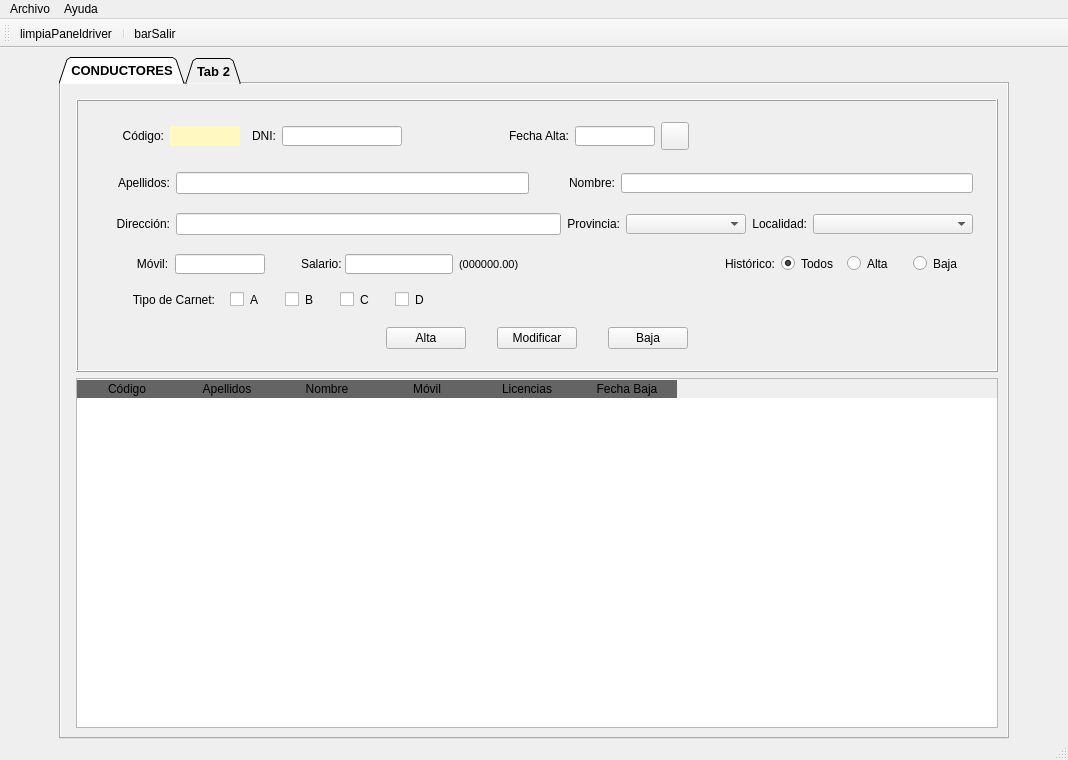
Qt form templates/MainWindow.ui (XoanCarlos/perezgonzalez2324) before a commit.
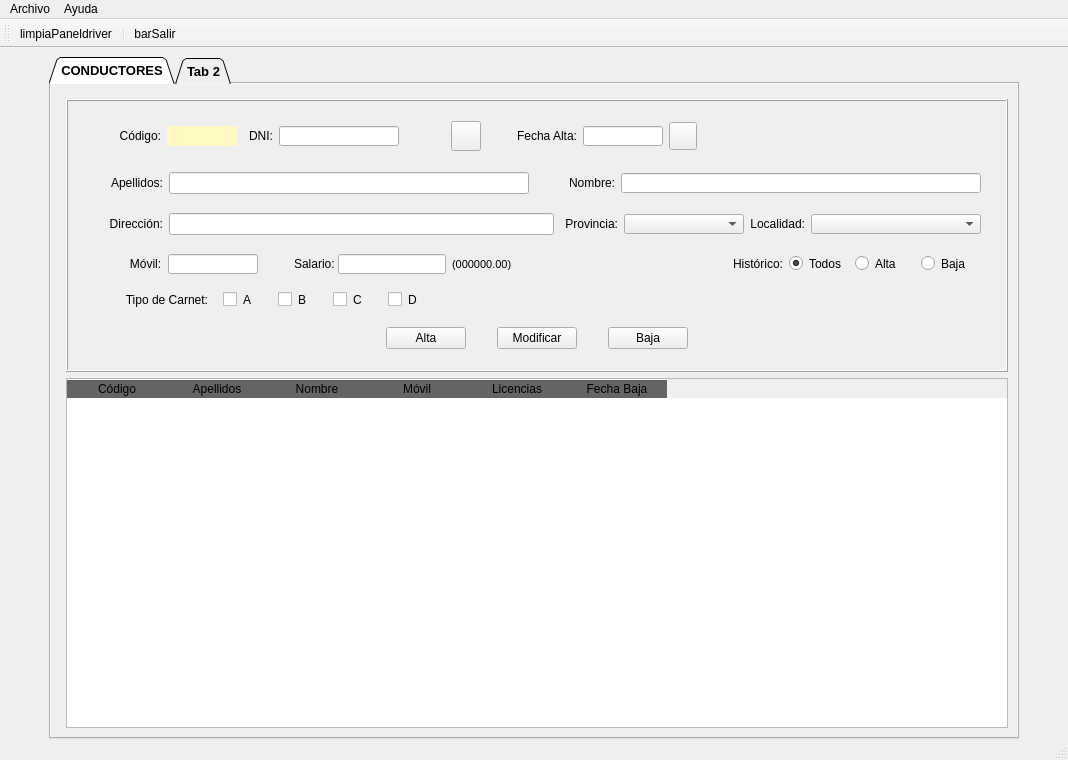
The same form after that commit. Icons and pictures are not drawn.

The edit to the form file:
```diff
--- a/templates/MainWindow.ui
+++ b/templates/MainWindow.ui
@@ -68,7 +68,7 @@
       </property>
       <property name="sizeHint" stdset="0">
        <size>
-        <width>50</width>
+        <width>40</width>
         <height>20</height>
        </size>
       </property>
@@ -667,7 +667,7 @@
                 <widget class="QComboBox" name="cmbMuni">
                  <property name="minimumSize">
                   <size>
-                   <width>160</width>
+                   <width>170</width>
                    <height>20</height>
                   </size>
                  </property>
@@ -766,28 +766,6 @@
              </item>
              <item row="0" column="0" colspan="3">
               <layout class="QGridLayout" name="gridLayout_3">
-               <item row="0" column="6">
-                <widget class="QLabel" name="lblDatadriver">
-                 <property name="minimumSize">
-                  <size>
-                   <width>90</width>
-                   <height>20</height>
-                  </size>
-                 </property>
-                 <property name="maximumSize">
-                  <size>
-                   <width>110</width>
-                   <height>20</height>
-                  </size>
-                 </property>
-                 <property name="text">
-                  <string>Fecha Alta:</string>
-                 </property>
-                 <property name="alignment">
-                  <set>Qt::AlignRight|Qt::AlignTrailing|Qt::AlignVCenter</set>
-                 </property>
-                </widget>
-               </item>
                <item row="0" column="3">
                 <widget class="QLabel" name="lblDni">
                  <property name="minimumSize">
@@ -810,6 +788,75 @@
                  </property>
                 </widget>
                </item>
+               <item row="0" column="7">
+                <widget class="QLabel" name="lblDatadriver">
+                 <property name="minimumSize">
+                  <size>
+                   <width>90</width>
+                   <height>20</height>
+                  </size>
+                 </property>
+                 <property name="maximumSize">
+                  <size>
+                   <width>110</width>
+                   <height>20</height>
+                  </size>
+                 </property>
+                 <property name="text">
+                  <string>Fecha Alta:</string>
+                 </property>
+                 <property name="alignment">
+                  <set>Qt::AlignRight|Qt::AlignTrailing|Qt::AlignVCenter</set>
+                 </property>
+                </widget>
+               </item>
+               <item row="0" column="9">
+                <widget class="QLineEdit" name="txtDatadriver">
+                 <property name="sizePolicy">
+                  <sizepolicy hsizetype="Preferred" vsizetype="Fixed">
+                   <horstretch>0</horstretch>
+                   <verstretch>0</verstretch>
+                  </sizepolicy>
+                 </property>
+                 <property name="minimumSize">
+                  <size>
+                   <width>80</width>
+                   <height>20</height>
+                  </size>
+                 </property>
+                 <property name="maximumSize">
+                  <size>
+                   <width>60</width>
+                   <height>20</height>
+                  </size>
+                 </property>
+                 <property name="alignment">
+                  <set>Qt::AlignCenter</set>
+                 </property>
+                </widget>
+               </item>
+               <item row="0" column="1">
+                <widget class="QLabel" name="lblCod">
+                 <property name="minimumSize">
+                  <size>
+                   <width>50</width>
+                   <height>20</height>
+                  </size>
+                 </property>
+                 <property name="maximumSize">
+                  <size>
+                   <width>40</width>
+                   <height>16777215</height>
+                  </size>
+                 </property>
+                 <property name="text">
+                  <string>Código:</string>
+                 </property>
+                 <property name="alignment">
+                  <set>Qt::AlignRight|Qt::AlignTrailing|Qt::AlignVCenter</set>
+                 </property>
+                </widget>
+               </item>
                <item row="0" column="2">
                 <widget class="QLabel" name="lblcodbd">
                  <property name="minimumSize">
@@ -835,54 +882,7 @@
                  </property>
                 </widget>
                </item>
-               <item row="0" column="1">
-                <widget class="QLabel" name="lblCod">
-                 <property name="minimumSize">
-                  <size>
-                   <width>50</width>
-                   <height>20</height>
-                  </size>
-                 </property>
-                 <property name="maximumSize">
-                  <size>
-                   <width>40</width>
-                   <height>16777215</height>
-                  </size>
-                 </property>
-                 <property name="text">
-                  <string>Código:</string>
-                 </property>
-                 <property name="alignment">
-                  <set>Qt::AlignRight|Qt::AlignTrailing|Qt::AlignVCenter</set>
-                 </property>
-                </widget>
-               </item>
-               <item row="0" column="8">
-                <widget class="QLineEdit" name="txtDatadriver">
-                 <property name="sizePolicy">
-                  <sizepolicy hsizetype="Preferred" vsizetype="Fixed">
-                   <horstretch>0</horstretch>
-                   <verstretch>0</verstretch>
-                  </sizepolicy>
-                 </property>
-                 <property name="minimumSize">
-                  <size>
-                   <width>80</width>
-                   <height>20</height>
-                  </size>
-                 </property>
-                 <property name="maximumSize">
-                  <size>
-                   <width>60</width>
-                   <height>20</height>
-                  </size>
-                 </property>
-                 <property name="alignment">
-                  <set>Qt::AlignCenter</set>
-                 </property>
-                </widget>
-               </item>
-               <item row="0" column="9">
+               <item row="0" column="10">
                 <widget class="QPushButton" name="btnCalendar">
                  <property name="minimumSize">
                   <size>
@@ -911,28 +911,6 @@
                  </property>
                 </widget>
                </item>
-               <item row="0" column="4">
-                <widget class="QLineEdit" name="txtDni">
-                 <property name="minimumSize">
-                  <size>
-                   <width>120</width>
-                   <height>20</height>
-                  </size>
-                 </property>
-                 <property name="maximumSize">
-                  <size>
-                   <width>120</width>
-                   <height>20</height>
-                  </size>
-                 </property>
-                 <property name="whatsThis">
-                  <string>&lt;html&gt;&lt;head/&gt;&lt;body&gt;&lt;p&gt;&lt;span style=&quot; font-weight:400;&quot;&gt;Introducir DNI&lt;/span&gt;&lt;/p&gt;&lt;/body&gt;&lt;/html&gt;</string>
-                 </property>
-                 <property name="alignment">
-                  <set>Qt::AlignCenter</set>
-                 </property>
-                </widget>
-               </item>
                <item row="0" column="5">
                 <widget class="QLabel" name="lblValidardni">
                  <property name="minimumSize">
@@ -971,12 +949,57 @@
                  </property>
                  <property name="sizeHint" stdset="0">
                   <size>
-                   <width>14</width>
+                   <width>18</width>
                    <height>20</height>
                   </size>
                  </property>
                 </spacer>
                </item>
+               <item row="0" column="4">
+                <widget class="QLineEdit" name="txtDni">
+                 <property name="minimumSize">
+                  <size>
+                   <width>120</width>
+                   <height>20</height>
+                  </size>
+                 </property>
+                 <property name="maximumSize">
+                  <size>
+                   <width>120</width>
+                   <height>20</height>
+                  </size>
+                 </property>
+                 <property name="whatsThis">
+                  <string>&lt;html&gt;&lt;head/&gt;&lt;body&gt;&lt;p&gt;&lt;span style=&quot; font-weight:400;&quot;&gt;Introducir DNI&lt;/span&gt;&lt;/p&gt;&lt;/body&gt;&lt;/html&gt;</string>
+                 </property>
+                 <property name="alignment">
+                  <set>Qt::AlignCenter</set>
+                 </property>
+                </widget>
+               </item>
+               <item row="0" column="6">
+                <widget class="QPushButton" name="btnBuscadri">
+                 <property name="maximumSize">
+                  <size>
+                   <width>30</width>
+                   <height>30</height>
+                  </size>
+                 </property>
+                 <property name="text">
+                  <string/>
+                 </property>
+                 <property name="icon">
+                  <iconset>
+                   <normaloff>../img/lupa.png</normaloff>../img/lupa.png</iconset>
+                 </property>
+                 <property name="iconSize">
+                  <size>
+                   <width>24</width>
+                   <height>24</height>
+                  </size>
+                 </property>
+                </widget>
+               </item>
               </layout>
              </item>
              <item row="3" column="0">
@@ -1264,7 +1287,7 @@
       </property>
       <property name="sizeHint" stdset="0">
        <size>
-        <width>50</width>
+        <width>40</width>
         <height>20</height>
        </size>
       </property>
```
